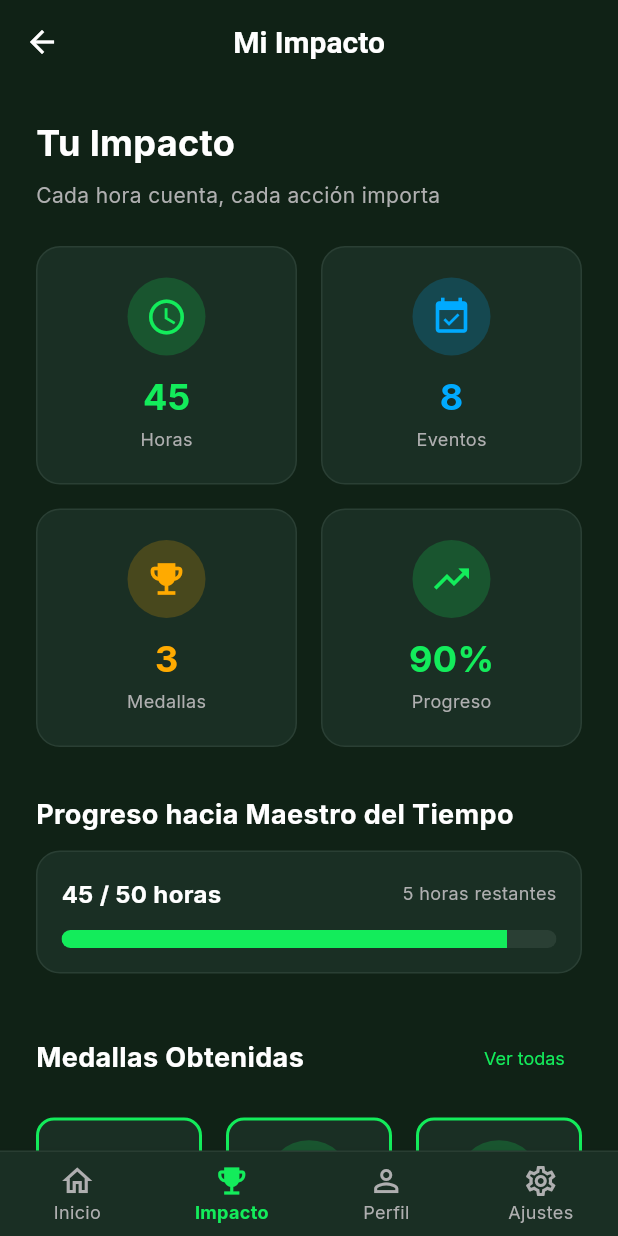
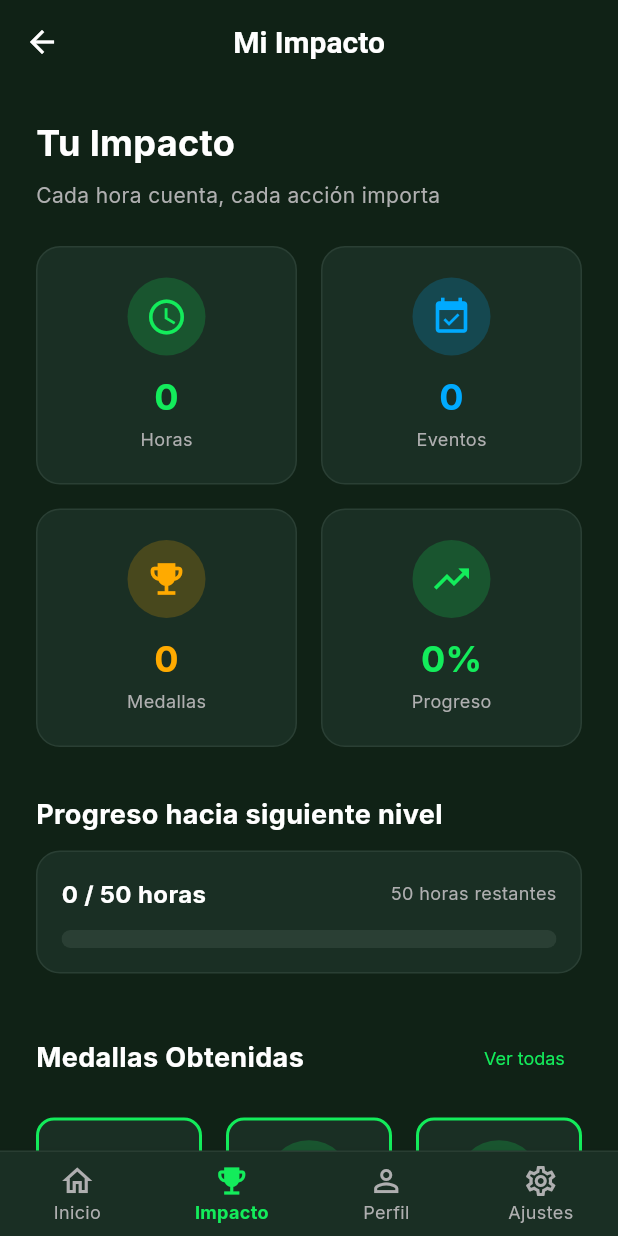
Before and after one commit to pinxitoconsalsa/Voluntariarte, a Flutter app: the ImpactDashboardScreen screen opened by its route, on a phone screen of 412 x 824 dp. Run offline on Flutter 3.47's test engine with Material 3 defaults, Android fonts, the phone set to English and light mode, and no system bars; our stand-ins replace google_fonts.

Commit message:
app base

```diff
--- a/voluntariarte/lib/features/volunteer/screens/impact_dashboard_screen.dart
+++ b/voluntariarte/lib/features/volunteer/screens/impact_dashboard_screen.dart
@@ -28,14 +28,13 @@ class _ImpactDashboardScreenState extends State<ImpactDashboardScreen> {
         Navigator.pushNamed(context, '/volunteer-profile');
         break;
       case 3:
-        // Ajustes
+        Navigator.pushNamed(context, '/volunteer-settings');
         break;
     }
   }
 
   @override
   Widget build(BuildContext context) {
-    final user = MockDataService.mockVolunteer;
     final badges = MockDataService.mockBadges;
     final earnedBadges = badges.where((b) => b.isEarned).toList();
 
@@ -69,7 +68,7 @@ class _ImpactDashboardScreenState extends State<ImpactDashboardScreen> {
                 Expanded(
                   child: _StatCard(
                     icon: Icons.access_time,
-                    value: '${user.totalHours}',
+                    value: '0',
                     label: 'Horas',
                     color: AppColors.neonGreen,
                   ),
@@ -78,7 +77,7 @@ class _ImpactDashboardScreenState extends State<ImpactDashboardScreen> {
                 Expanded(
                   child: _StatCard(
                     icon: Icons.event_available,
-                    value: '${user.eventsCompleted}',
+                    value: '0',
                     label: 'Eventos',
                     color: AppColors.info,
                   ),
@@ -91,7 +90,7 @@ class _ImpactDashboardScreenState extends State<ImpactDashboardScreen> {
                 Expanded(
                   child: _StatCard(
                     icon: Icons.emoji_events,
-                    value: '${earnedBadges.length}',
+                    value: '0',
                     label: 'Medallas',
                     color: AppColors.warning,
                   ),
@@ -100,7 +99,7 @@ class _ImpactDashboardScreenState extends State<ImpactDashboardScreen> {
                 Expanded(
                   child: _StatCard(
                     icon: Icons.trending_up,
-                    value: '${((user.totalHours ?? 0) / 50 * 100).toInt()}%',
+                    value: '0%',
                     label: 'Progreso',
                     color: AppColors.success,
                   ),
@@ -110,7 +109,7 @@ class _ImpactDashboardScreenState extends State<ImpactDashboardScreen> {
             const SizedBox(height: 32),
 
             // Progreso hacia siguiente nivel
-            Text('Progreso hacia Maestro del Tiempo', style: AppTextStyles.h4),
+            Text('Progreso hacia siguiente nivel', style: AppTextStyles.h4),
             const SizedBox(height: 12),
             Container(
               padding: const EdgeInsets.all(16),
@@ -126,13 +125,13 @@ class _ImpactDashboardScreenState extends State<ImpactDashboardScreen> {
                     mainAxisAlignment: MainAxisAlignment.spaceBetween,
                     children: [
                       Text(
-                        '${user.totalHours} / 50 horas',
+                        '0 / 50 horas',
                         style: AppTextStyles.bodyLarge.copyWith(
                           fontWeight: FontWeight.bold,
                         ),
                       ),
                       Text(
-                        '${50 - (user.totalHours ?? 0)} horas restantes',
+                        '50 horas restantes',
                         style: AppTextStyles.bodySmall,
                       ),
                     ],
@@ -141,7 +140,7 @@ class _ImpactDashboardScreenState extends State<ImpactDashboardScreen> {
                   ClipRRect(
                     borderRadius: BorderRadius.circular(8),
                     child: LinearProgressIndicator(
-                      value: (user.totalHours ?? 0) / 50,
+                      value: 0,
                       minHeight: 12,
                       backgroundColor: AppColors.border,
                       valueColor: AlwaysStoppedAnimation<Color>(AppColors.neonGreen),
@@ -172,7 +171,41 @@ class _ImpactDashboardScreenState extends State<ImpactDashboardScreen> {
             ),
             const SizedBox(height: 16),
 
-            GridView.builder(
+            earnedBadges.isEmpty
+                ? Container(
+                    padding: const EdgeInsets.all(24),
+                    decoration: BoxDecoration(
+                      color: AppColors.cardBackground,
+                      borderRadius: BorderRadius.circular(16),
+                      border: Border.all(color: AppColors.border),
+                    ),
+                    child: Column(
+                      children: [
+                        Icon(
+                          Icons.emoji_events_outlined,
+                          size: 48,
+                          color: AppColors.textSecondary.withOpacity(0.5),
+                        ),
+                        const SizedBox(height: 12),
+                        Text(
+                          'Aún no has desbloqueado ninguna medalla',
+                          style: AppTextStyles.bodyLarge.copyWith(
+                            color: AppColors.textSecondary,
+                          ),
+                          textAlign: TextAlign.center,
+                        ),
+                        const SizedBox(height: 8),
+                        Text(
+                          'Completa eventos para ganar medallas y badges especiales',
+                          style: AppTextStyles.bodySmall.copyWith(
+                            color: AppColors.textSecondary.withOpacity(0.7),
+                          ),
+                          textAlign: TextAlign.center,
+                        ),
+                      ],
+                    ),
+                  )
+                : GridView.builder(
                     shrinkWrap: true,
                     physics: const NeverScrollableScrollPhysics(),
                     gridDelegate: const SliverGridDelegateWithFixedCrossAxisCount(
@@ -197,28 +230,37 @@ class _ImpactDashboardScreenState extends State<ImpactDashboardScreen> {
             Text('Actividad Reciente', style: AppTextStyles.h4),
             const SizedBox(height: 16),
 
-            _ActivityItem(
-              icon: Icons.check_circle,
-              title: 'Evento completado',
-              subtitle: 'Limpieza de Playa - 4 horas',
-              date: 'Hace 3 días',
-              color: AppColors.success,
+            Container(
+              padding: const EdgeInsets.all(24),
+              decoration: BoxDecoration(
+                color: AppColors.cardBackground,
+                borderRadius: BorderRadius.circular(16),
+                border: Border.all(color: AppColors.border),
+              ),
+              child: Column(
+                children: [
+                  Icon(
+                    Icons.history_outlined,
+                    size: 48,
+                    color: AppColors.textSecondary.withOpacity(0.5),
                   ),
                   const SizedBox(height: 12),
-            _ActivityItem(
-              icon: Icons.emoji_events,
-              title: 'Nueva medalla obtenida',
-              subtitle: 'Mariposa Social',
-              date: 'Hace 1 semana',
-              color: AppColors.warning,
+                  Text(
+                    'No hay actividad aún',
+                    style: AppTextStyles.bodyLarge.copyWith(
+                      color: AppColors.textSecondary,
                     ),
-            const SizedBox(height: 12),
-            _ActivityItem(
-              icon: Icons.check_circle,
-              title: 'Evento completado',
-              subtitle: 'Taller de Reciclaje - 3 horas',
-              date: 'Hace 2 semanas',
-              color: AppColors.success,
+                  ),
+                  const SizedBox(height: 8),
+                  Text(
+                    'Tu actividad aparecerá aquí cuando completes eventos',
+                    style: AppTextStyles.bodySmall.copyWith(
+                      color: AppColors.textSecondary.withOpacity(0.7),
+                    ),
+                    textAlign: TextAlign.center,
+                  ),
+                ],
+              ),
             ),
           ],
         ),
@@ -352,57 +394,3 @@ class _BadgeCard extends StatelessWidget {
     );
   }
 }
-
-class _ActivityItem extends StatelessWidget {
-  final IconData icon;
-  final String title;
-  final String subtitle;
-  final String date;
-  final Color color;
-
-  const _ActivityItem({
-    required this.icon,
-    required this.title,
-    required this.subtitle,
-    required this.date,
-    required this.color,
-  });
-
-  @override
-  Widget build(BuildContext context) {
-    return Container(
-      padding: const EdgeInsets.all(16),
-      decoration: BoxDecoration(
-        color: AppColors.cardBackground,
-        borderRadius: BorderRadius.circular(12),
-        border: Border.all(color: AppColors.border),
-      ),
-      child: Row(
-        children: [
-          Container(
-            padding: const EdgeInsets.all(8),
-            decoration: BoxDecoration(
-              color: color.withOpacity(0.2),
-              shape: BoxShape.circle,
-            ),
-            child: Icon(icon, color: color, size: 20),
-          ),
-          const SizedBox(width: 12),
-          Expanded(
-            child: Column(
-              crossAxisAlignment: CrossAxisAlignment.start,
-              children: [
-                Text(title, style: AppTextStyles.bodyMedium.copyWith(
-                  fontWeight: FontWeight.bold,
-                )),
-                const SizedBox(height: 2),
-                Text(subtitle, style: AppTextStyles.bodySmall),
-              ],
-            ),
-          ),
-          Text(date, style: AppTextStyles.caption),
-        ],
-      ),
-    );
-  }
-}
--- a/voluntariarte/lib/features/volunteer/screens/volunteer_home_screen.dart
+++ b/voluntariarte/lib/features/volunteer/screens/volunteer_home_screen.dart
@@ -58,7 +58,7 @@ class _VolunteerHomeScreenState extends State<VolunteerHomeScreen> {
         Navigator.pushNamed(context, '/volunteer-profile');
         break;
       case 3:
-        // Ajustes
+        Navigator.pushNamed(context, '/volunteer-settings');
         break;
     }
   }
--- a/voluntariarte/lib/features/volunteer/screens/volunteer_profile_screen.dart
+++ b/voluntariarte/lib/features/volunteer/screens/volunteer_profile_screen.dart
@@ -29,7 +29,7 @@ class _VolunteerProfileScreenState extends State<VolunteerProfileScreen> {
         // Ya estamos aquí
         break;
       case 3:
-        // Ajustes
+        Navigator.pushNamed(context, '/volunteer-settings');
         break;
     }
   }
--- a/voluntariarte/lib/main.dart
+++ b/voluntariarte/lib/main.dart
@@ -9,6 +9,7 @@ import 'features/volunteer/screens/volunteer_home_screen.dart';
 import 'features/volunteer/screens/event_detail_screen.dart';
 import 'features/volunteer/screens/impact_dashboard_screen.dart';
 import 'features/volunteer/screens/volunteer_profile_screen.dart';
+import 'features/volunteer/screens/volunteer_settings_screen.dart';
 import 'models/event_model.dart';
 import 'services/mock_data_service.dart';
 
@@ -85,6 +86,11 @@ class VoluntariArteApp extends StatelessWidget {
               builder: (_) => const VolunteerProfileScreen(),
             );
 
+          case '/volunteer-settings':
+            return MaterialPageRoute(
+              builder: (_) => const VolunteerSettingsScreen(),
+            );
+
           default:
             return MaterialPageRoute(
               builder: (_) => const UserTypeSelectionScreen(),
```
Also changed, not shown: voluntariarte/lib/features/volunteer/screens/volunteer_settings_screen.dart (added, +511 -0 lines). Lines whose indentation alone changed are shown as unchanged.
